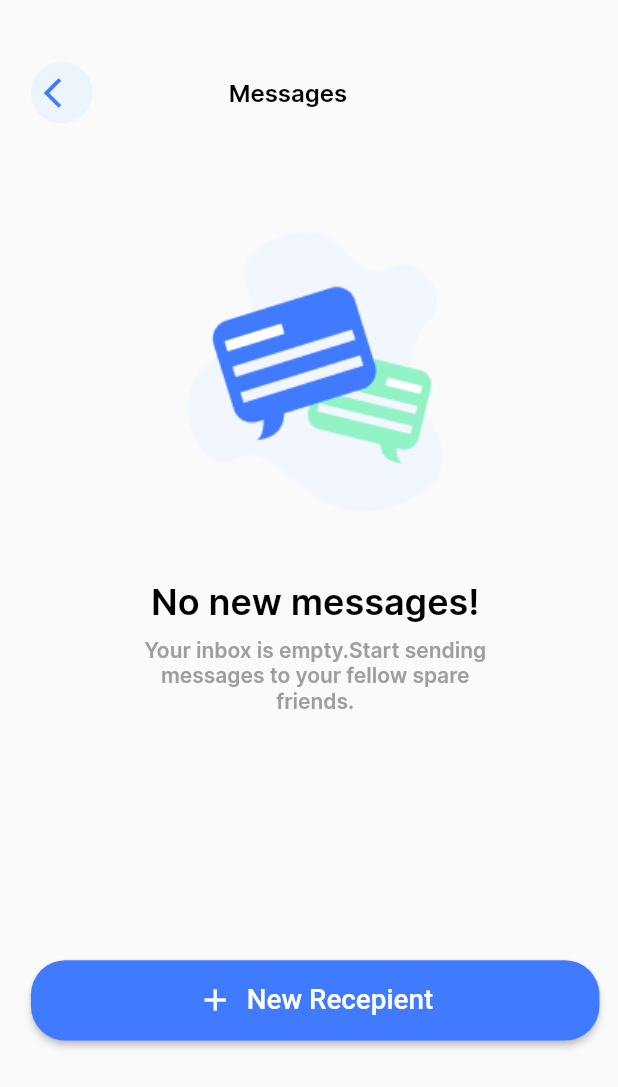
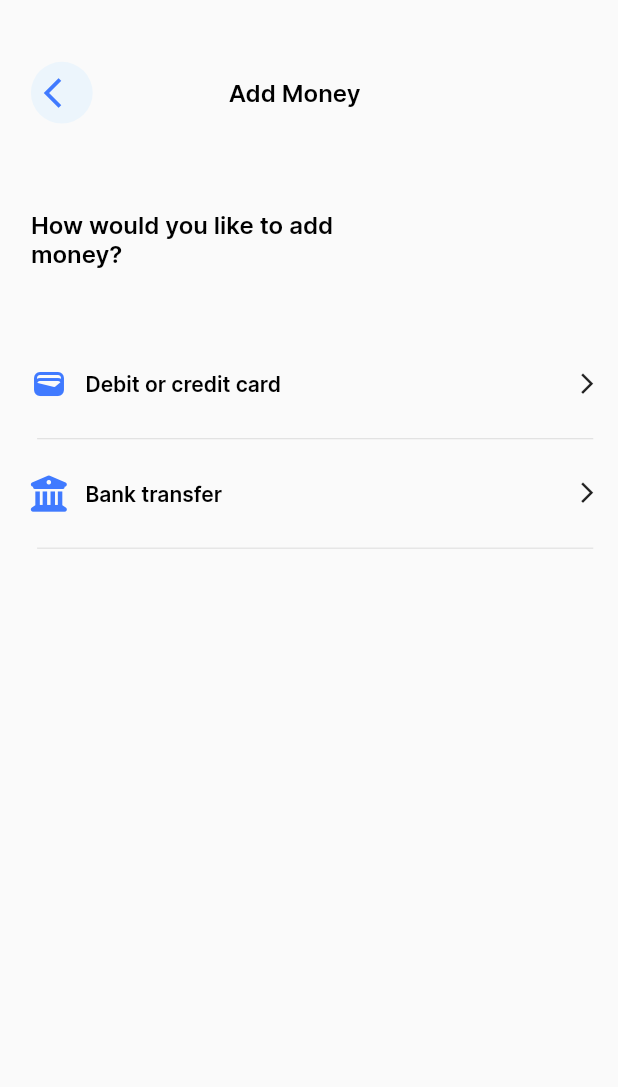
Before and after one commit to mostafa1255/Payment_App, a Flutter app: the screen it shows after launch, on a phone screen of 412 x 824 dp. Shown: the top 1087 px of the screen. Run offline on Flutter 3.47's test engine with Material 2 defaults, Android fonts, the phone set to English and light mode, and no system bars; our stand-ins replace animated_splash_screen, bloc, csc_picker, curved_navigation_bar, dio, firebase_auth and 10 more; missing offline and left inert: bottom_bar_with_sheet, numpad_layout; accounts and stored records are empty.

Commit message:
Add money screen done

```diff
--- /dev/null
+++ b/lib/App/Presentation/View/Screens/Add money/Add_money.dart
@@ -0,0 +1,12 @@
+import 'package:flutter/material.dart';
+
+import 'widgets/addmoneyScreenBody.dart';
+
+class addmoneyScreen extends StatelessWidget {
+  const addmoneyScreen({super.key});
+
+  @override
+  Widget build(BuildContext context) {
+    return const Scaffold(body: addmoneyScreenBody());
+  }
+}
--- /dev/null
+++ b/lib/App/Presentation/View/Screens/Add money/widgets/addmoneyScreenBody.dart
@@ -0,0 +1,85 @@
+import 'package:flutter/material.dart';
+import 'package:font_awesome_flutter/font_awesome_flutter.dart';
+import 'package:payment_app/App/Styles/colors.dart';
+import 'package:payment_app/App/Styles/text_Style.dart';
+import '../../../Widgets/customBackIcon.dart';
+import '../../../Widgets/customMainButton.dart';
+import '../../Bills & Services/widgets/customBillServiceRows.dart';
+
+class addmoneyScreenBody extends StatelessWidget {
+  const addmoneyScreenBody({super.key});
+
+  @override
+  Widget build(BuildContext context) {
+    Size device = MediaQuery.sizeOf(context);
+
+    return Padding(
+      padding: EdgeInsets.only(
+          top: device.height * 0.05,
+          left: device.width * 0.05,
+          right: device.width * 0.03),
+      child: Column(
+        children: [
+          Row(
+            children: [
+              customBackIcon(
+                  device: device,
+                  iconData: Icons.arrow_back_ios,
+                  color: const Color(colors.kPrimaryColor)),
+              SizedBox(
+                width: device.width * 0.22,
+              ),
+              const Text(
+                "Add Money",
+                style: textstyle.textstyle16,
+              ),
+            ],
+          ),
+          SizedBox(
+            height: device.height * 0.07,
+          ),
+          Padding(
+            padding: EdgeInsets.only(right: device.width * 0.4),
+            child: const Text(
+              "How would you like to add money?",
+              style: textstyle.textstyle16,
+            ),
+          ),
+          SizedBox(
+            height: device.height * 0.08,
+          ),
+          customBillServiceRows(
+            device: device,
+            iconData1: Icons.wallet,
+            txt: "Debit or credit card",
+          ),
+          SizedBox(
+            height: device.height * 0.02,
+          ),
+          Divider(
+            indent: device.width * 0.01,
+            endIndent: device.width * 0.01,
+          ),
+          SizedBox(
+            height: device.height * 0.02,
+          ),
+          customBillServiceRows(
+            device: device,
+            iconData1: FontAwesomeIcons.bank,
+            txt: "Bank transfer",
+          ),
+          SizedBox(
+            height: device.height * 0.02,
+          ),
+          Divider(
+            indent: device.width * 0.01,
+            endIndent: device.width * 0.01,
+          ),
+          SizedBox(
+            height: device.height * 0.02,
+          ),
+        ],
+      ),
+    );
+  }
+}
--- a/lib/App/Presentation/View/Screens/Bills & Services/widgets/customBillServiceRows.dart
+++ b/lib/App/Presentation/View/Screens/Bills & Services/widgets/customBillServiceRows.dart
@@ -8,15 +8,18 @@ class customBillServiceRows extends StatelessWidget {
     required this.device,
     required this.txt,
     required this.iconData1,
+    this.onTap,
   });
 
   final Size device;
   final String txt;
   final IconData iconData1;
-
+  final void Function()? onTap;
   @override
   Widget build(BuildContext context) {
-    return Row(
+    return GestureDetector(
+      onTap: onTap,
+      child: Row(
         children: [
           Icon(
             iconData1,
@@ -35,6 +38,7 @@ class customBillServiceRows extends StatelessWidget {
             size: device.width * 0.04,
           )
         ],
+      ),
     );
   }
 }
--- a/lib/main.dart
+++ b/lib/main.dart
@@ -3,6 +3,7 @@
 import 'package:firebase_core/firebase_core.dart';
 import 'package:flutter/material.dart';
 import 'package:get/get.dart';
+import 'package:payment_app/App/Presentation/View/Screens/Add%20money/Add_money.dart';
 import 'package:payment_app/App/Presentation/View/Screens/Bills%20&%20Services/Bills_Services.dart';
 import 'package:payment_app/App/Presentation/View/Screens/Messages/Message_Screen.dart';
 import 'package:payment_app/App/Presentation/View/Screens/Transfer%20succesful/Transfer_succesful.dart';
@@ -23,6 +24,6 @@ class MyApp extends StatelessWidget {
   @override
   Widget build(BuildContext context) {
     return GetMaterialApp(
-        debugShowCheckedModeBanner: false, home: messageScreen());
+        debugShowCheckedModeBanner: false, home: addmoneyScreen());
   }
 }
```
Also changed, not shown: assets/images/Wallet 02.png (added). Lines whose indentation alone changed are shown as unchanged.
